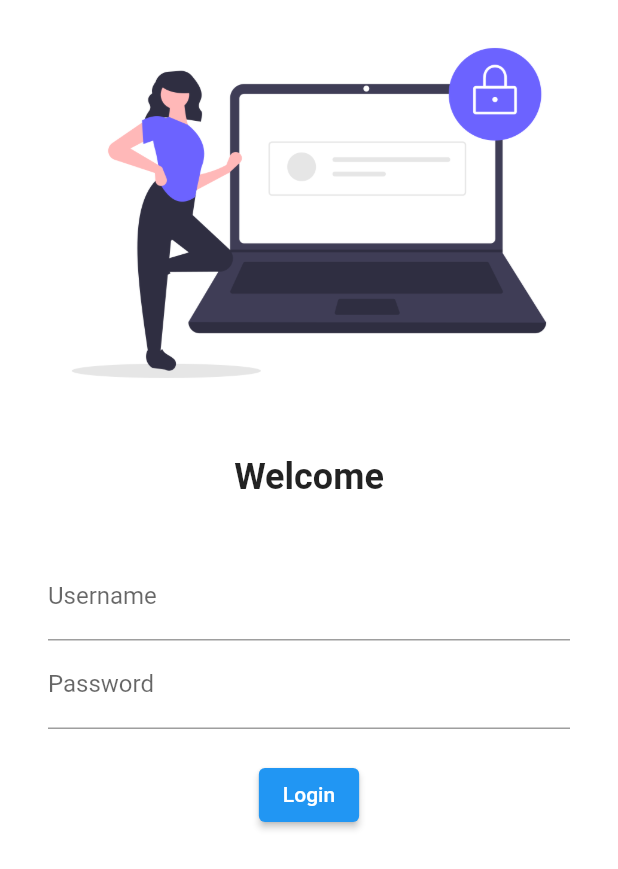
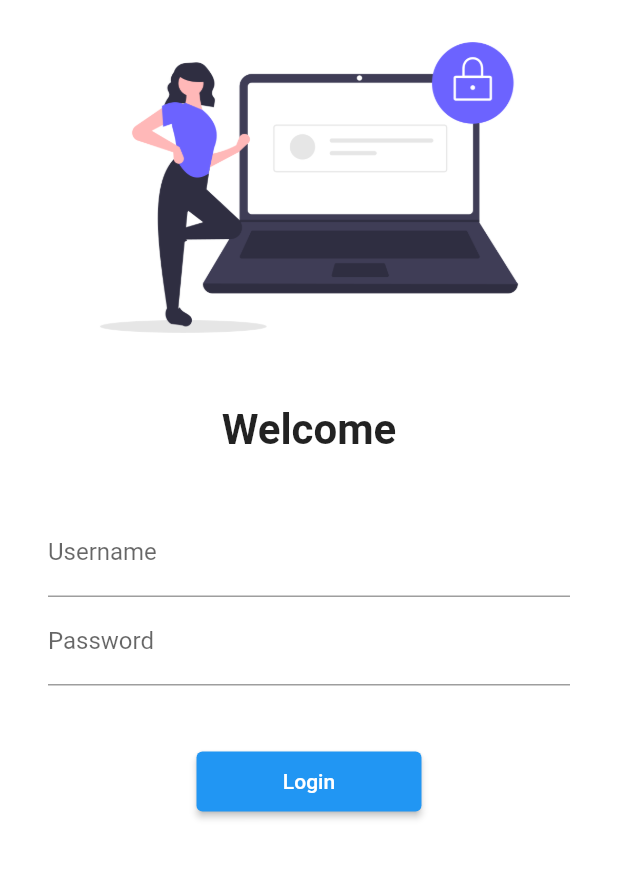
Before and after one commit to faisalmoinuddin99/30DaysOfFlutter, a Flutter app: the screen it shows after launch, on a phone screen of 412 x 824 dp. Shown: the top 869 px of the screen. Run offline on Flutter 3.47's test engine with Material 2 defaults, Android fonts, the phone set to English and light mode, and no system bars; our stand-ins replace google_fonts.

Commit message:
Day 5 Completed

```diff
--- a/lib/main.dart
+++ b/lib/main.dart
@@ -1,3 +1,4 @@
+import 'package:first_app/utils/routes.dart';
 import 'package:flutter/material.dart';
 import 'pages/home_page.dart';
 import 'pages/login_page.dart';
@@ -33,8 +34,8 @@ class MyApp extends StatelessWidget {
       initialRoute: "/login",
       routes: {
         "/": (context) => LoginPage(),
-        "/home": (context) => HomePage(),
-        "/login": (context) => LoginPage()
+        MyRoutes.homeRoute: (context) => HomePage(),
+        MyRoutes.loginRoute: (context) => LoginPage()
       },
     );
   }
--- a/lib/pages/login_page.dart
+++ b/lib/pages/login_page.dart
@@ -1,3 +1,4 @@
+import 'package:first_app/utils/routes.dart';
 import 'package:flutter/material.dart';
 
 class LoginPage extends StatelessWidget {
@@ -7,11 +8,13 @@ class LoginPage extends StatelessWidget {
   Widget build(BuildContext context) {
     return Material(
         color: Colors.white,
+        child: SingleChildScrollView(
           child: Column(
             children: [
               Image.asset(
                 "assets/images/login.png",
                 fit: BoxFit.cover,
+                height: 250,
               ),
               const SizedBox(
                 height: 20.0,
@@ -19,7 +22,7 @@ class LoginPage extends StatelessWidget {
               const Text(
                 "Welcome",
                 style: TextStyle(
-                fontSize: 24,
+                  fontSize: 28,
                   fontWeight: FontWeight.bold,
                 ),
               ),
@@ -44,15 +47,17 @@ class LoginPage extends StatelessWidget {
                       ),
                     ),
                     const SizedBox(
-                    height: 20.0,
+                      height: 40.0,
                     ),
-                  ElevatedButton(style: TextButton.styleFrom(),onPressed: (){
-                    print("Hi faisal");
+                    ElevatedButton(style: TextButton.styleFrom(minimumSize: Size(150, 40)),onPressed: (){
+                     // print("Hi Faisal") ;
+                      Navigator.pushNamed(context, MyRoutes.homeRoute) ;
                     }, child: const Text("Login"))
                   ],
                 ),
               ),
             ],
+          ),
         ));
   }
 }
--- /dev/null
+++ b/lib/utils/routes.dart
@@ -0,0 +1,4 @@
+class MyRoutes{
+  static String loginRoute = "/login" ;
+  static String homeRoute = "/home" ;
+}
```
Lines whose indentation alone changed are shown as unchanged.
